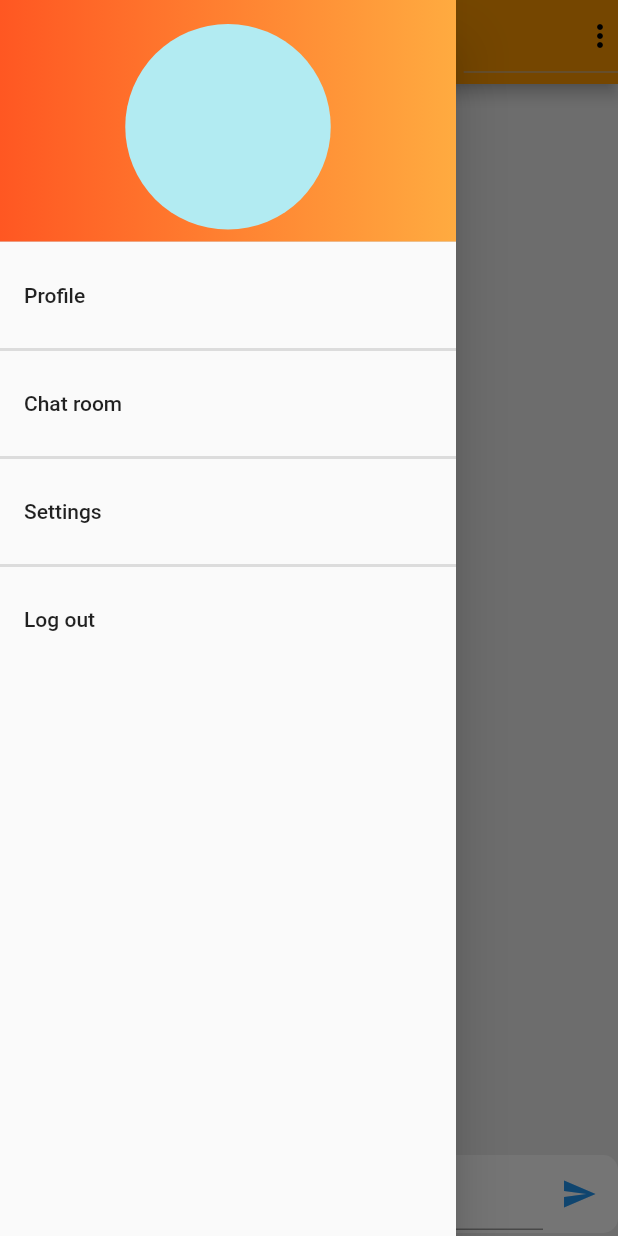
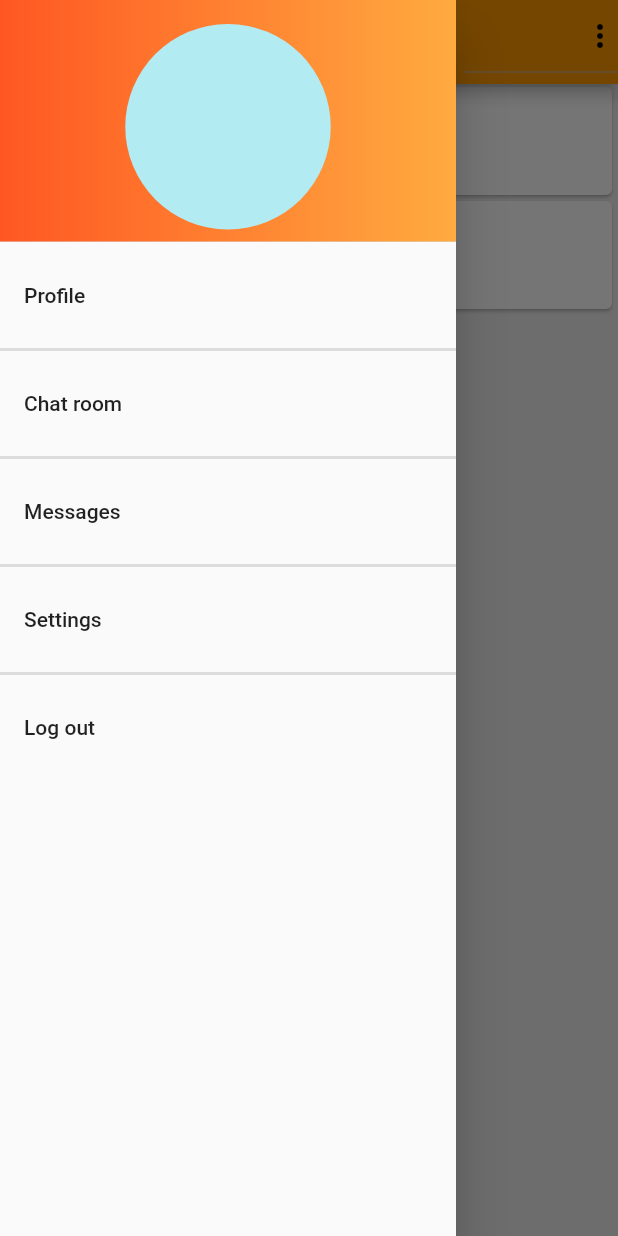
Before and after one commit to tr1ten/chatapp, a Flutter app: the screen it shows once a user with an empty profile is signed in, with the side drawer open, on a phone screen of 412 x 824 dp. Run offline on Flutter 3.47's test engine with Material 2 defaults, Android fonts, the phone set to English and light mode, and no system bars; our stand-ins replace cloud_firestore, firebase_auth, firebase_core, firebase_storage, image_picker; accounts and stored records are empty.

```diff
--- a/lib/main.dart
+++ b/lib/main.dart
@@ -1,5 +1,9 @@
 import 'package:chatapp/screens/authScreen.dart';
 import 'package:chatapp/screens/chatScreen.dart';
+import 'package:chatapp/screens/messageScreen.dart';
+import 'package:chatapp/screens/personalChatScreen.dart';
+import 'package:chatapp/screens/profile.dart';
+import 'package:cloud_firestore/cloud_firestore.dart';
 // import 'package:cloud_firestore/cloud_firestore.dart';
 import 'package:firebase_auth/firebase_auth.dart';
 import 'package:firebase_core/firebase_core.dart';
@@ -27,11 +31,18 @@ class MyApp extends StatelessWidget {
         // initialData: initialData,
         builder: (BuildContext context, AsyncSnapshot snapshot) {
           if(snapshot.hasData){
-          return ChatScreen();
+          return MessageScreen();
           }
           return AuthScreen();
         },
       ),
+      routes:{ '/chatScreen': (context) => ChatScreen(),
+      '/messageScreen': (context) => MessageScreen(),
+      '/personalChatScreen': (context) => PersonalChatScreen(),
+      '/profileScreen': (context) => ProfileView(),
+
+
+      }
     );
   }
 }
--- /dev/null
+++ b/lib/screens/messageScreen.dart
@@ -0,0 +1,77 @@
+import 'package:chatapp/screens/personalChatScreen.dart';
+import 'package:chatapp/widgets/drawer.dart';
+import 'package:flutter/material.dart';
+import 'package:firebase_auth/firebase_auth.dart';
+
+
+class MessageScreen extends StatelessWidget {
+  const MessageScreen({ Key? key }) : super(key: key);
+
+  @override
+  Widget build(BuildContext context) {
+    return Scaffold(
+      drawer: Drawermenu(),
+      backgroundColor: Colors.grey[200],
+      appBar: AppBar(
+        backgroundColor: Colors.orange,
+        title: Text('ChatApp'),
+      actions: [
+        DropdownButton(
+        icon: Icon(Icons.more_vert, color: Colors.black,),
+        items: [
+          DropdownMenuItem(child: Container(
+            child: Column(
+              children: [
+                Row(
+                  children: [
+                    Icon(Icons.exit_to_app),
+                    SizedBox(width: 5),
+                    Text('Logout'),
+                  ],
+                ),
+              ],
+            ),
+          ),
+          value: 'logout',
+          ),
+        ],
+        onChanged: (itemIdentifier){
+          if(itemIdentifier == 'logout'){
+            FirebaseAuth.instance.signOut();
+          }
+        },
+       ),
+      ],
+      ),
+      body: ListView.builder(
+            itemBuilder: (ctx, index) {
+              return Card(
+                margin: EdgeInsets.symmetric(vertical: 2, horizontal: 4),
+                elevation: 1,
+                child: ListTile(
+                  onTap: () {
+                    Navigator.of(context).pushReplacementNamed('/personalChatScreen');
+                  },
+                  leading: CircleAvatar(
+
+                    radius: 30,
+                  ),
+                  title: Text(
+                  'UserName',
+                    style: TextStyle(
+                      fontWeight: FontWeight.bold,
+                      fontSize: 15,
+                    ),
+                  ),
+                  subtitle: Text(
+                    'Last Message',
+                    style: TextStyle(color: Colors.grey,),
+                  ),
+                ),
+              );
+            },
+            itemCount: 2,
+          ),
+    );
+  }
+}
```
Also changed, not shown: lib/screens/personalChatScreen.dart (added, +27 -0 lines), lib/screens/profile.dart (added, +228 -0 lines), lib/widgets/drawer.dart (+14 -3 lines), lib/widgets/sendPersonalMessage.dart (added, +56 -0 lines), pubspec.lock.
